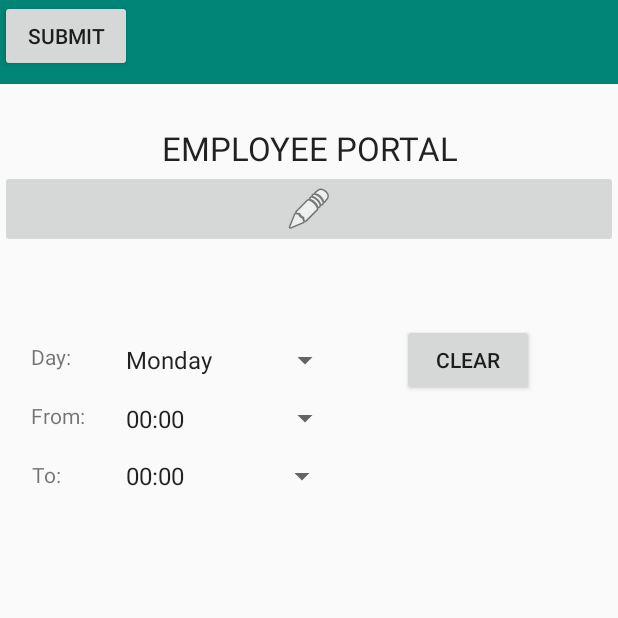
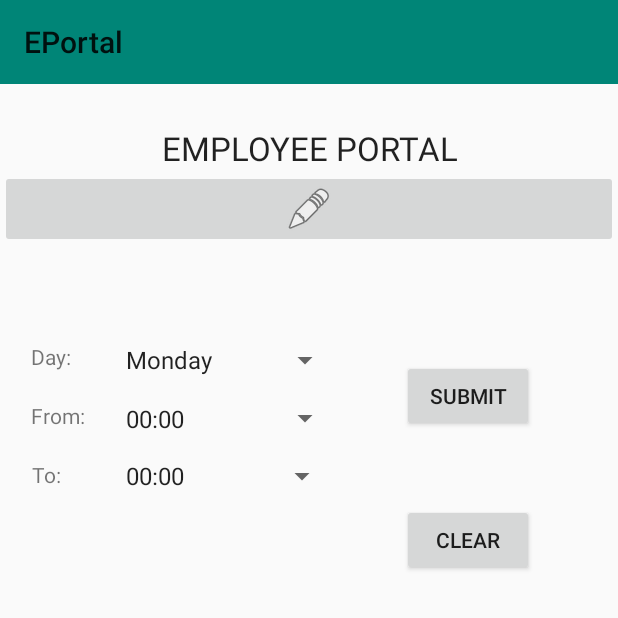
Before and after one commit to agupta1897/ShiftShare, an Android app: the EPortal screen opened directly, with no data from a screen before it, after a tap on "CLEAR", on a phone screen of 412 x 824 dp, the top half of it. Run offline under Robolectric (Android 15) with nearby library versions, the phone set to English and light mode, and no system bars; our stand-ins replace Firebase (no records; nobody signed in at launch, a user with empty details on screens opened directly).

Commit message:
Fixed Eportal Clear button functionality

```diff
--- a/ShiftShare/app/src/main/java/com/example/firebasesetup/EPortal.java
+++ b/ShiftShare/app/src/main/java/com/example/firebasesetup/EPortal.java
@@ -176,7 +176,21 @@
             @Override
             public void onClick(View view) {
                 String day = spinner.getSelectedItem().toString();
-                databaseSchedules.child(scheduleId).child(day).setValue(null);
+                String availability = day+": ";
+                String start = spinner2.getSelectedItem().toString();
+                String end = spinner3.getSelectedItem().toString();
+                int startTime = timeToInt(start);
+                int endTime = timeToInt(end);
+                while (startTime < endTime){
+                    databaseSchedules.child(scheduleId).child(day).child(Integer.toString(startTime)).setValue("True");
+                    availability = availability.concat(startTime + ", ");
+                    startTime += 30;
+                    if (startTime%100 == 60){startTime += 40;}
+
+                }
+                Toast.makeText(spinner.getContext(), availability, Toast.LENGTH_LONG).show();
+                //  String day = spinner.getSelectedItem().toString();
+              //  databaseSchedules.child(scheduleId).child(day).setValue(null);
             }
         }
         );
--- a/ShiftShare/app/src/main/res/layout/activity_eportal.xml
+++ b/ShiftShare/app/src/main/res/layout/activity_eportal.xml
@@ -135,9 +135,14 @@
         android:id="@+id/btn_submit"
         android:layout_width="wrap_content"
         android:layout_height="wrap_content"
+        android:layout_marginStart="8dp"
+        android:layout_marginTop="240dp"
+        android:layout_marginEnd="56dp"
         android:text="Submit"
-        tools:layout_editor_absoluteX="267dp"
-        tools:layout_editor_absoluteY="236dp" />24dp"
+        app:layout_constraintEnd_toEndOf="parent"
+        app:layout_constraintHorizontal_bias="1.0"
+        app:layout_constraintStart_toStartOf="parent"
+        app:layout_constraintTop_toTopOf="parent" />24dp"
     tools:layout_editor_absoluteY="169dp" />55dp"
     tools:layout_editor_absoluteY="166dp" /><![CDATA[
 
```
